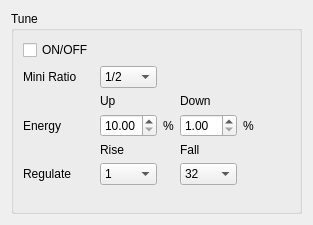
First picture: the form in source/wnd/ui/mrqtune.ui, repository ww4u/megarobostudio, before the edit.
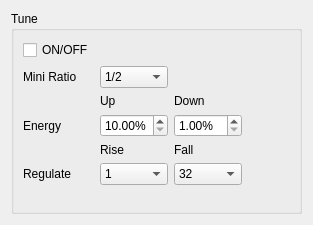
Second picture: the form after the edit.

```diff
--- a/source/wnd/ui/mrqtune.ui
+++ b/source/wnd/ui/mrqtune.ui
@@ -44,7 +44,7 @@
         </item>
        </widget>
       </item>
-      <item row="6" column="3">
+      <item row="6" column="2">
        <spacer name="verticalSpacer">
         <property name="orientation">
          <enum>Qt::Vertical</enum>
@@ -64,14 +64,14 @@
         </property>
        </widget>
       </item>
-      <item row="2" column="3">
+      <item row="2" column="2">
        <widget class="QLabel" name="label_5">
         <property name="text">
          <string>Down</string>
         </property>
        </widget>
       </item>
-      <item row="3" column="5">
+      <item row="3" column="3">
        <spacer name="horizontalSpacer">
         <property name="orientation">
          <enum>Qt::Horizontal</enum>
@@ -84,20 +84,6 @@
         </property>
        </spacer>
       </item>
-      <item row="3" column="2">
-       <widget class="QLabel" name="label_6">
-        <property name="text">
-         <string>%</string>
-        </property>
-       </widget>
-      </item>
-      <item row="3" column="4">
-       <widget class="QLabel" name="label_7">
-        <property name="text">
-         <string>%</string>
-        </property>
-       </widget>
-      </item>
       <item row="1" column="0">
        <widget class="QLabel" name="label">
         <property name="text">
@@ -107,6 +93,9 @@
       </item>
       <item row="3" column="1">
        <widget class="QDoubleSpinBox" name="spinUp">
+        <property name="suffix">
+         <string>%</string>
+        </property>
         <property name="minimum">
          <double>10.000000000000000</double>
         </property>
@@ -115,8 +104,11 @@
         </property>
        </widget>
       </item>
-      <item row="3" column="3">
+      <item row="3" column="2">
        <widget class="QDoubleSpinBox" name="spinDown">
+        <property name="suffix">
+         <string>%</string>
+        </property>
         <property name="minimum">
          <double>1.000000000000000</double>
         </property>
@@ -153,7 +145,7 @@
         </property>
        </widget>
       </item>
-      <item row="5" column="3">
+      <item row="5" column="2">
        <widget class="QComboBox" name="cmbRegFall">
         <item>
          <property name="text">
@@ -191,7 +183,7 @@
         </property>
        </widget>
       </item>
-      <item row="4" column="3">
+      <item row="4" column="2">
        <widget class="QLabel" name="label_9">
         <property name="text">
          <string>Fall</string>
```
Left out of the diff: 14 changed lines with no effect on the pictures.
